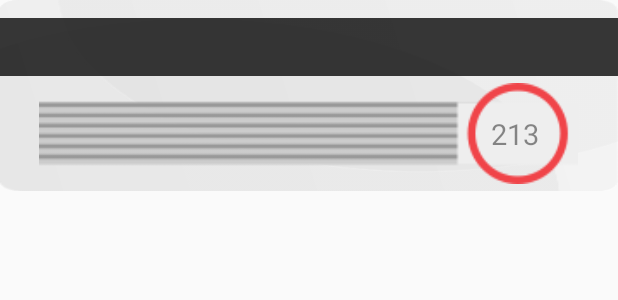
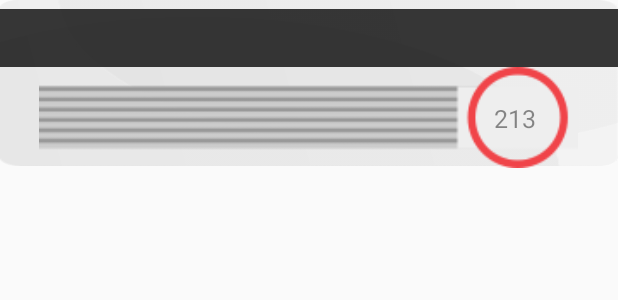
Before and after one commit to mercadolibre/meli-card-drawer-android, an Android app: the layout card_drawer_back_medium.xml on its own in the app's theme, with its tools: preview values and no code run, on a phone screen of 412 x 824 dp. Shown: the top 300 px of the screen. Run offline under Robolectric (Android 15) with nearby library versions, the phone set to English and light mode, and no system bars.

Commit message:
back aspect

```diff
--- a/carddrawer/src/main/res/layout/card_drawer_back_medium.xml
+++ b/carddrawer/src/main/res/layout/card_drawer_back_medium.xml
@@ -40,7 +40,7 @@
         android:layout_width="0dp"
         android:layout_height="0dp"
         app:layout_constraintBottom_toBottomOf="parent"
-        app:layout_constraintDimensionRatio="H,256:79"
+        app:layout_constraintDimensionRatio="H,328:88"
         app:layout_constraintEnd_toEndOf="parent"
         app:layout_constraintHorizontal_bias="0.0"
         app:layout_constraintStart_toStartOf="parent"
```
